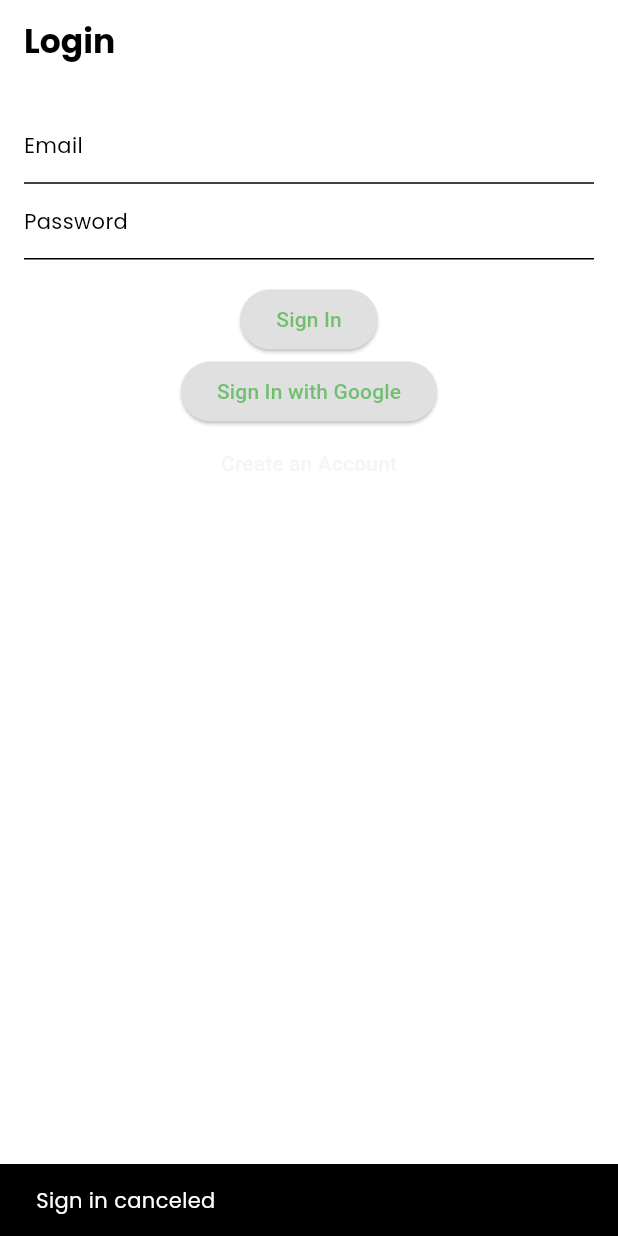
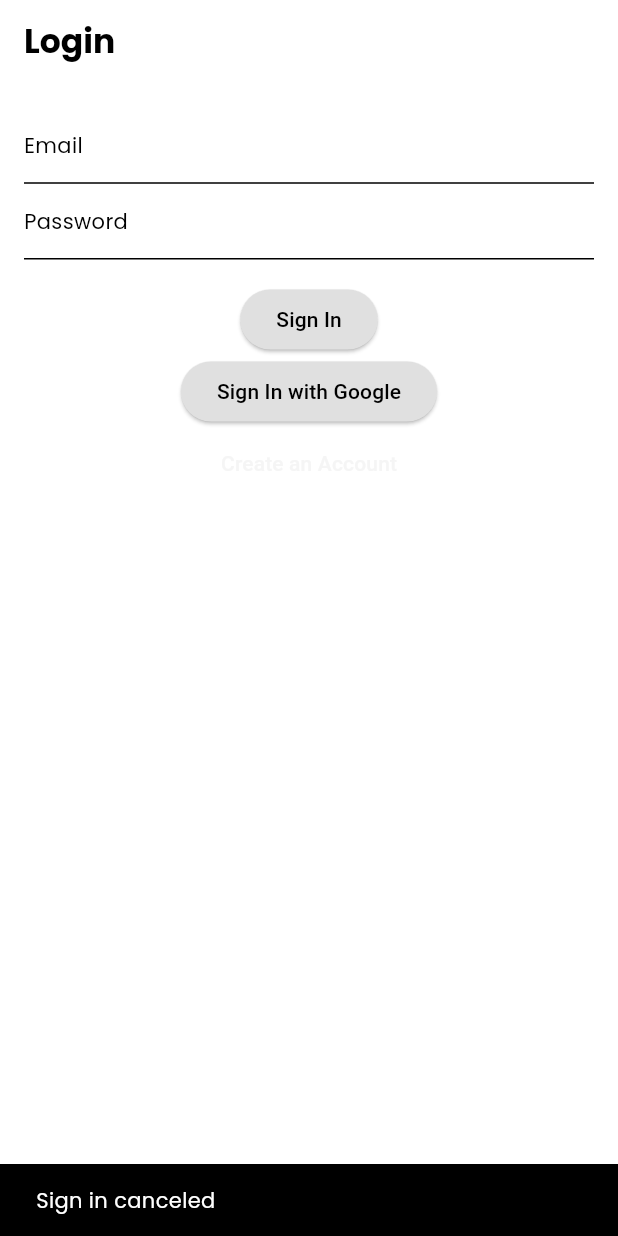
Before and after one commit to mussie-alemayehu/notes-and-to-do, a Flutter app: the screen it shows after launch, after a tap on "Sign In with Google", on a phone screen of 412 x 824 dp. Run offline on Flutter 3.47's test engine with Material 3 defaults, Android fonts, the phone set to English and light mode, and no system bars; our stand-ins replace firebase_auth, firebase_core, google_fonts, google_sign_in, sqflite; accounts and stored records are empty; generated files the repository leaves out were written again; network calls fail.

Commit message:
fix issues during signup and login

```diff
--- a/lib/main.dart
+++ b/lib/main.dart
@@ -1,3 +1,4 @@
+import 'package:firebase_auth/firebase_auth.dart' hide AuthProvider;
 import 'package:firebase_core/firebase_core.dart';
 import 'package:flutter/material.dart';
 import 'package:provider/provider.dart';
@@ -10,7 +11,6 @@ import './themes/dark_theme.dart';
 
 // providers
 import './providers/notes.dart';
-import './providers/auth.dart';
 import './providers/to_dos.dart';
 
 // screens
@@ -43,18 +43,20 @@ class MyApp extends StatelessWidget {
         ChangeNotifierProvider(
           create: (_) => ToDos(),
         ),
-        ChangeNotifierProvider(
-          create: (_) => AuthProvider(),
-        ),
       ],
       child: MaterialApp(
         debugShowCheckedModeBanner: false,
         title: 'Notes',
         theme: lightTheme,
         darkTheme: darkTheme,
-        home: Consumer<AuthProvider>(
-          builder: (context, auth, _) {
-            return auth.user == null ? LoginScreen() : TabsScreen();
+        home: StreamBuilder(
+          stream: FirebaseAuth.instance.userChanges(),
+          builder: (ctx, snapshot) {
+            if (snapshot.data != null) {
+              return TabsScreen();
+            } else {
+              return LoginScreen();
+            }
           },
         ),
         routes: {
--- a/lib/providers/auth.dart
+++ b/lib/providers/auth.dart
@@ -1,17 +1,14 @@
 import 'package:firebase_auth/firebase_auth.dart';
-import 'package:flutter/material.dart';
 import 'package:google_sign_in/google_sign_in.dart';
 
-class AuthProvider with ChangeNotifier {
+class AuthServices {
   final FirebaseAuth _auth = FirebaseAuth.instance;
-
-  User? get user => _auth.currentUser;
 
   /// Sign In with Email & Password
   Future<String?> signIn(String email, String password) async {
     try {
       await _auth.signInWithEmailAndPassword(email: email, password: password);
-      notifyListeners();
+
       return null;
     } on FirebaseAuthException catch (e) {
       return e.message;
@@ -23,7 +20,7 @@ class AuthProvider with ChangeNotifier {
     try {
       await _auth.createUserWithEmailAndPassword(
           email: email, password: password);
-      notifyListeners();
+
       return null;
     } on FirebaseAuthException catch (e) {
       return e.message;
@@ -44,7 +41,7 @@ class AuthProvider with ChangeNotifier {
       );
 
       await _auth.signInWithCredential(credential);
-      notifyListeners();
+
       return null;
     } on FirebaseAuthException catch (e) {
       return e.message;
@@ -54,6 +51,5 @@ class AuthProvider with ChangeNotifier {
   /// Sign Out
   Future<void> signOut() async {
     await _auth.signOut();
-    notifyListeners();
   }
 }
--- a/lib/screens/login_screen.dart
+++ b/lib/screens/login_screen.dart
@@ -1,5 +1,4 @@
 import 'package:flutter/material.dart';
-import 'package:provider/provider.dart';
 
 import './signup_screen.dart';
 import '../widgets/custom_text_field.dart';
@@ -22,7 +21,7 @@ class _LoginScreenState extends State<LoginScreen> {
   void _login() async {
     setState(() => isLoading = true);
     final scaffoldMessenger = ScaffoldMessenger.of(context);
-    final auth = Provider.of<AuthProvider>(context, listen: false);
+    final auth = AuthServices();
     final errorMessage = await auth.signIn(
       _emailController.text,
       _passwordController.text,
@@ -38,7 +37,7 @@ class _LoginScreenState extends State<LoginScreen> {
 
   void _signInWithGoogle() async {
     final scaffoldMessenger = ScaffoldMessenger.of(context);
-    final auth = Provider.of<AuthProvider>(context, listen: false);
+    final auth = AuthServices();
     final errorMessage = await auth.signInWithGoogle();
 
     if (errorMessage != null) {
@@ -77,7 +76,8 @@ class _LoginScreenState extends State<LoginScreen> {
                     onPressed: _login,
                     style: ElevatedButton.styleFrom(
                       backgroundColor: Theme.of(context).colorScheme.secondary,
-                      foregroundColor: Theme.of(context).colorScheme.tertiary,
+                      foregroundColor:
+                          Theme.of(context).colorScheme.onSecondary,
                     ),
                     child: Text('Sign In'),
                   ),
@@ -85,7 +85,7 @@ class _LoginScreenState extends State<LoginScreen> {
               onPressed: _signInWithGoogle,
               style: ElevatedButton.styleFrom(
                 backgroundColor: Theme.of(context).colorScheme.secondary,
-                foregroundColor: Theme.of(context).colorScheme.tertiary,
+                foregroundColor: Theme.of(context).colorScheme.onSecondary,
               ),
               child: Text('Sign In with Google'),
             ),
--- a/lib/screens/signup_screen.dart
+++ b/lib/screens/signup_screen.dart
@@ -1,6 +1,5 @@
 import 'package:flutter/material.dart';
 import 'package:notes/screens/login_screen.dart';
-import 'package:provider/provider.dart';
 
 import '../providers/auth.dart';
 
@@ -20,7 +19,8 @@ class _SignUpScreenState extends State<SignUpScreen> {
 
   void _signUp() async {
     setState(() => isLoading = true);
-    final auth = Provider.of<AuthProvider>(context, listen: false);
+    final auth = AuthServices();
+
     final scaffoldMessenger = ScaffoldMessenger.of(context);
 
     final errorMessage = await auth.signUp(
@@ -29,7 +29,9 @@ class _SignUpScreenState extends State<SignUpScreen> {
     );
 
     if (errorMessage != null) {
-      scaffoldMessenger.showSnackBar(SnackBar(content: Text(errorMessage)));
+      scaffoldMessenger.showSnackBar(
+        SnackBar(content: Text(errorMessage)),
+      );
     }
     setState(() => isLoading = false);
   }
```
